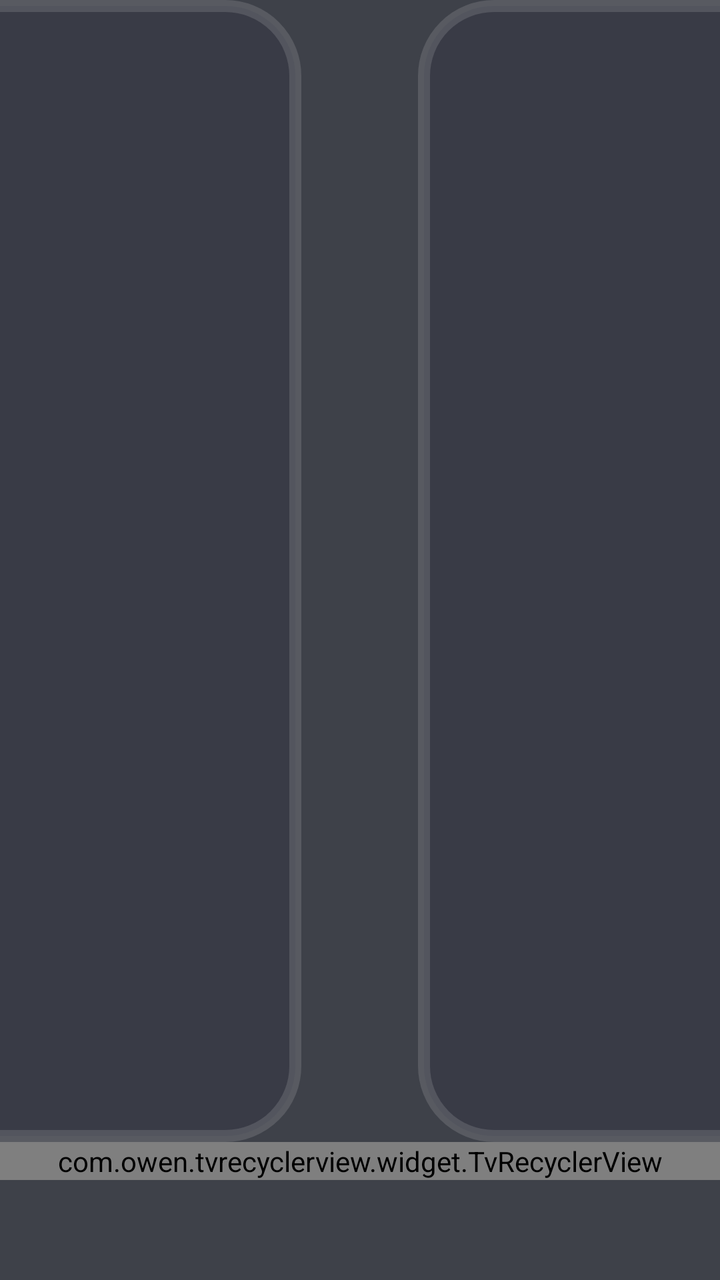
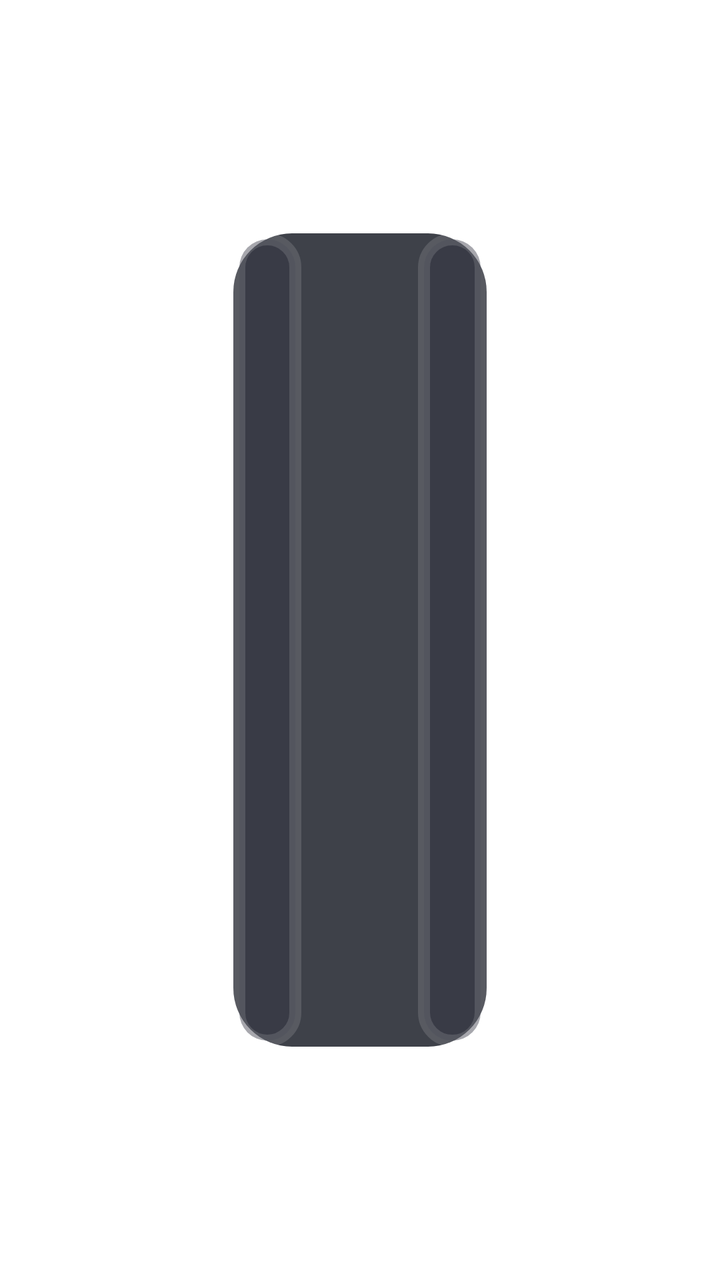

An Android layout rendered at two revisions. The XML below is the earlier revision; the diff shows what the commit changed to produce the second picture.
<!-- AndroidManifest.xml: application theme AppTheme.NoActionBar -->
<!-- res/layout/dialog_checkbox_search.xml -->
<?xml version="1.0" encoding="utf-8"?>
<FrameLayout xmlns:android="http://schemas.android.com/apk/res/android"
    xmlns:app="http://schemas.android.com/apk/res-auto"
    xmlns:tools="http://schemas.android.com/tools"
    android:layout_width="match_parent"
    android:layout_height="match_parent">
    <LinearLayout
        android:id="@+id/root"
        android:layout_width="@dimen/vs_420"
        android:layout_height="match_parent"
        android:layout_gravity="center"
        android:background="@drawable/shape_dialog_pg_search_checkbox"
        android:orientation="vertical">


        <LinearLayout
            android:orientation="horizontal"
            android:weightSum="2"
            android:layout_width="match_parent"
            android:layout_height="wrap_content">
            <TextView
                android:id="@+id/checkAll"
                android:layout_width="0dp"
                android:layout_height="wrap_content"
                android:layout_weight="1"
                android:layout_gravity="center"
                android:gravity="center"
                android:background="@drawable/button_danmu_setting"
                android:clickable="true"
                android:focusable="true"
                android:padding="@dimen/vs_30"
                android:textColor="@color/dialog_text_primary"
                android:textSize="@dimen/ts_26"
                android:text="全选" />

            <TextView
                android:id="@+id/clearAll"
                android:layout_width="0dp"
                android:layout_height="wrap_content"
                android:layout_marginLeft="@dimen/vs_10"
                android:layout_weight="1"
                android:layout_gravity="center"
                android:gravity="center"
                android:background="@drawable/button_danmu_setting"
                android:clickable="true"
                android:focusable="true"
                android:padding="@dimen/vs_30"
                android:text="全不选"
                android:textColor="@color/dialog_text_primary"
                android:textSize="@dimen/ts_26" />
        </LinearLayout>

        <com.owen.tvrecyclerview.widget.TvRecyclerView
            android:id="@+id/mGridView"
            android:layout_width="match_parent"
            android:layout_height="wrap_content"
            android:orientation="vertical"/>

    </LinearLayout>

</FrameLayout>
<!-- resources referenced by this layout -->
<resources>
  <color name="dialog_text_primary">#FFFFFFFF</color>
  <dimen name="ts_26">26mm</dimen>
  <dimen name="vs_10">10mm</dimen>
  <dimen name="vs_30">30mm</dimen>
  <dimen name="vs_420">420mm</dimen>
  <!-- drawable button_danmu_setting (drawable) -->
  <?xml version="1.0" encoding="utf-8"?>
  <selector xmlns:android="http://schemas.android.com/apk/res/android">
      <item android:state_focused="true">
          <shape>
              <corners android:radius="@dimen/vs_6" />
              <solid android:color="@color/dialog_control_bg_focused" />
              <stroke
                  android:width="@dimen/vs_1"
                  android:color="@color/dialog_control_stroke_focused" />
          </shape>
      </item>
      <item>
          <shape>
              <corners android:radius="@dimen/vs_6" />
              <solid android:color="@color/dialog_control_bg" />
              <stroke
                  android:width="@dimen/vs_1"
                  android:color="@color/dialog_control_stroke" />
          </shape>
      </item>
  </selector>
  <!-- drawable shape_dialog_pg_search_checkbox (drawable) -->
  <?xml version="1.0" encoding="utf-8"?>
  <shape xmlns:android="http://schemas.android.com/apk/res/android">
      <corners android:radius="@dimen/vs_5" />
      <solid android:color="@color/dialog_panel_bg" />
  </shape>
  <style name="AppTheme.NoActionBar" parent="AppTheme">
          <item name="android:windowActionBar">false</item>
          <item name="android:windowNoTitle">true</item>
          <item name="windowActionBar">false</item>
          <item name="android:windowFullscreen">true</item>//全屏即无通知栏
          <item name="android:windowContentOverlay">@null</item>//是否有遮盖
          <item name="windowNoTitle">true</item>
          <item name="android:keepScreenOn">true</item>
          
          <item name="android:windowBackground">@android:color/transparent</item>
      </style>
  <dimen name="vs_6">6mm</dimen>
  <color name="dialog_control_bg_focused">#CC1890FF</color>
  <dimen name="vs_1">1mm</dimen>
  <color name="dialog_control_stroke_focused">#CC02F8E1</color>
  <color name="dialog_control_bg">#80353744</color>
  <color name="dialog_control_stroke">#22FFFFFF</color>
  <dimen name="vs_5">5mm</dimen>
  <color name="dialog_panel_bg">#D91D202A</color>
  <style name="AppTheme" parent="Theme.AppCompat.Light.DarkActionBar">
          
          <item name="colorPrimary">@color/color_6200EE</item>
          <item name="colorPrimaryDark">@color/color_3700B3</item>
          <item name="colorAccent">@color/color_03DAC5</item>
      </style>
  <color name="color_6200EE">#6200EE</color>
  <color name="color_3700B3">#3700B3</color>
  <color name="color_03DAC5">#03DAC5</color>
</resources>

<!-- the commit's change to res/layout/dialog_checkbox_search.xml (unified diff, before → after) -->
@@ -6,9 +6,13 @@
     android:layout_height="match_parent">
     <LinearLayout
         android:id="@+id/root"
-        android:layout_width="@dimen/vs_420"
+        android:layout_width="match_parent"
         android:layout_height="match_parent"
         android:layout_gravity="center"
+        android:layout_marginLeft="@dimen/vs_20"
+        android:layout_marginTop="@dimen/vs_20"
+        android:layout_marginRight="@dimen/vs_20"
+        android:layout_marginBottom="@dimen/vs_20"
         android:background="@drawable/shape_dialog_pg_search_checkbox"
         android:orientation="vertical">
 
@@ -53,7 +57,8 @@
         <com.owen.tvrecyclerview.widget.TvRecyclerView
             android:id="@+id/mGridView"
             android:layout_width="match_parent"
-            android:layout_height="wrap_content"
+            android:layout_height="0dp"
+            android:layout_weight="1"
             android:orientation="vertical"/>
 
     </LinearLayout>
<!-- resource entries referenced after the edit -->
@@ -3,8 +3,8 @@
   <color name="dialog_text_primary">#FFFFFFFF</color>
   <dimen name="ts_26">26mm</dimen>
   <dimen name="vs_10">10mm</dimen>
+  <dimen name="vs_20">20mm</dimen>
   <dimen name="vs_30">30mm</dimen>
-  <dimen name="vs_420">420mm</dimen>
   <!-- drawable button_danmu_setting (drawable) -->
   <?xml version="1.0" encoding="utf-8"?>
   <selector xmlns:android="http://schemas.android.com/apk/res/android">
